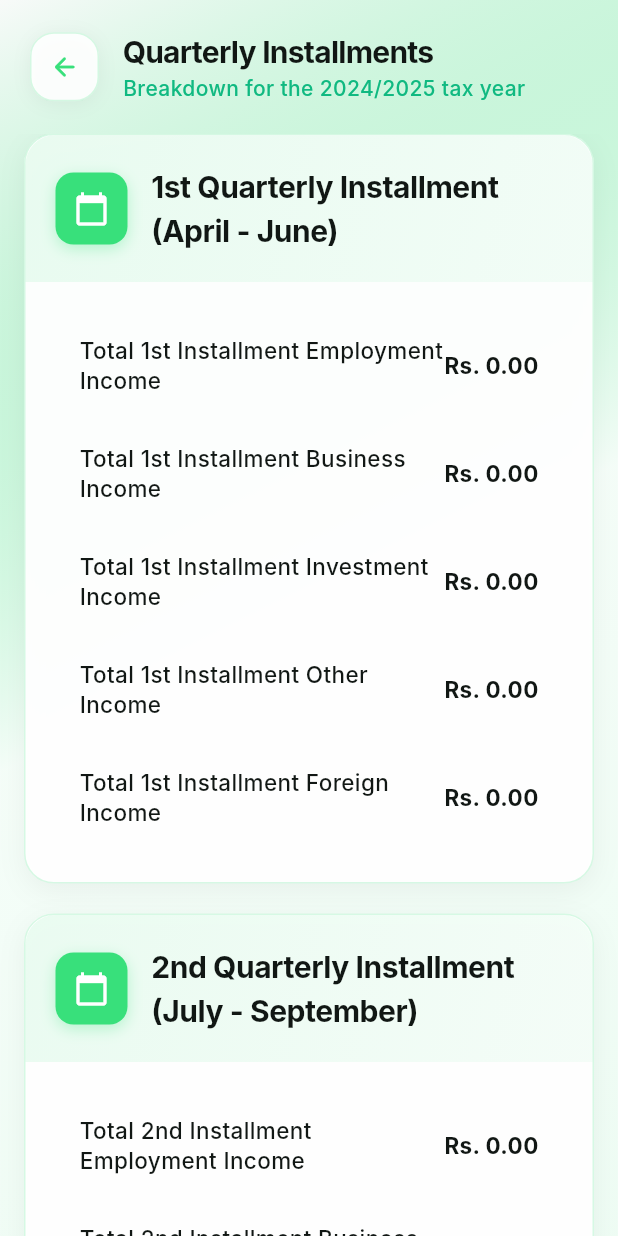
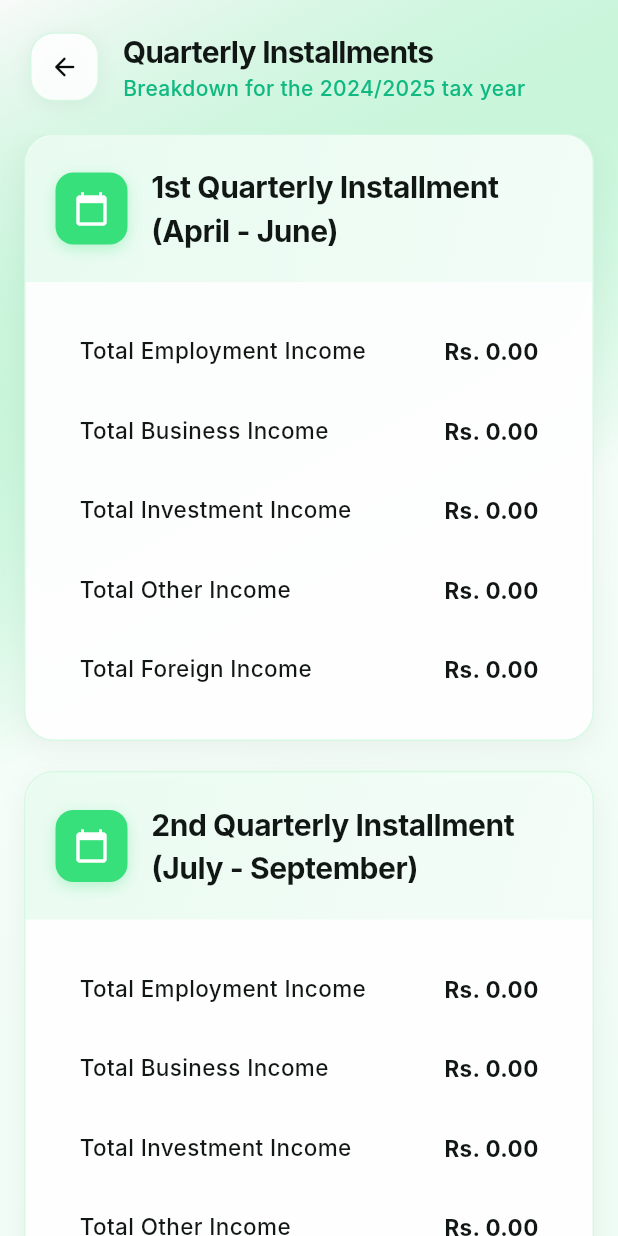
Before and after one commit to ImeshaWA/tax_Calculator_SQlite, a Flutter app: the QuarterlyInstallmentsPage screen opened directly, on a phone screen of 412 x 824 dp. Run offline on Flutter 3.47's test engine with Material 3 defaults, Android fonts, the phone set to English and light mode, and no system bars; our stand-ins replace sqflite; accounts and stored records are empty; Roboto replaces fonts that are missing (Inter).

Commit message:
update personal relief of 2024/2025 tax year

```diff
--- a/lib/pages/estimated_tax_page.dart
+++ b/lib/pages/estimated_tax_page.dart
@@ -576,7 +576,7 @@ class _EstimatedTaxPageState extends State<EstimatedTaxPage>
                               taxService.taxLiabilityWithoutForeign(),
                             ),
                             summaryRow(
-                              "Tax Liability (Foreign @ 15%)",
+                              "Foreign Tax Liability",
                               taxService.annualForeignIncomeLiability(),
                             ),
                             summaryRow(
@@ -630,9 +630,9 @@ class _EstimatedTaxPageState extends State<EstimatedTaxPage>
                                     MainAxisAlignment.spaceBetween,
                                 children: [
                                   const Text(
-                                    "Tax Payable",
+                                    "Tax Payable ",
                                     style: TextStyle(
-                                      fontSize: 19,
+                                      fontSize: 15,
                                       fontWeight: FontWeight.bold,
                                       color: neutral900,
                                     ),
--- a/lib/pages/mode_selection_page.dart
+++ b/lib/pages/mode_selection_page.dart
@@ -366,7 +366,7 @@ class _ModeSelectionPageState extends State<ModeSelectionPage>
                                 "Select your income type",
                                 style: TextStyle(
                                   fontSize: 14,
-                                  color: Color(0xFF10B981),
+                                  color: Color.fromARGB(255, 12, 184, 127),
                                   fontWeight: FontWeight.w500,
                                 ),
                               ),
@@ -417,7 +417,7 @@ class _ModeSelectionPageState extends State<ModeSelectionPage>
                           "Choose your primary income source to get started",
                           style: TextStyle(
                             fontSize: 16,
-                            color: Colors.white70,
+                            color: Colors.white,
                             height: 1.4,
                           ),
                         ),
--- a/lib/pages/quarterly_installment_page.dart
+++ b/lib/pages/quarterly_installment_page.dart
@@ -302,7 +302,7 @@ class _QuarterlyInstallmentsPageState extends State<QuarterlyInstallmentsPage>
                           // Added 'const' here as suggested by linter
                           child: const Icon(
                             Icons.arrow_back_rounded,
-                            color: primaryColor,
+                            color: Color.fromARGB(255, 9, 11, 10),
                             size: 20,
                           ),
                         ),
@@ -348,23 +348,23 @@ class _QuarterlyInstallmentsPageState extends State<QuarterlyInstallmentsPage>
                           animationIndex: 0,
                           children: [
                             summaryRow(
-                              "Total 1st Installment Employment Income",
+                              "Total Employment Income",
                               _calculateQuarterlyIncome('employment', 1),
                             ),
                             summaryRow(
-                              "Total 1st Installment Business Income",
+                              "Total Business Income",
                               _calculateQuarterlyIncome('business', 1),
                             ),
                             summaryRow(
-                              "Total 1st Installment Investment Income",
+                              "Total Investment Income",
                               _calculateQuarterlyIncome('investment', 1),
                             ),
                             summaryRow(
-                              "Total 1st Installment Other Income",
+                              "Total Other Income",
                               _calculateQuarterlyIncome('other', 1),
                             ),
                             summaryRow(
-                              "Total 1st Installment Foreign Income",
+                              "Total Foreign Income",
                               _calculateQuarterlyIncome('foreign', 1),
                             ),
                           ],
@@ -376,23 +376,23 @@ class _QuarterlyInstallmentsPageState extends State<QuarterlyInstallmentsPage>
                           animationIndex: 1,
                           children: [
                             summaryRow(
-                              "Total 2nd Installment Employment Income",
+                              "Total Employment Income",
                               _calculateQuarterlyIncome('employment', 2),
                             ),
                             summaryRow(
-                              "Total 2nd Installment Business Income",
+                              "Total Business Income",
                               _calculateQuarterlyIncome('business', 2),
                             ),
                             summaryRow(
-                              "Total 2nd Installment Investment Income",
+                              "Total Investment Income",
                               _calculateQuarterlyIncome('investment', 2),
                             ),
                             summaryRow(
-                              "Total 2nd Installment Other Income",
+                              "Total Other Income",
                               _calculateQuarterlyIncome('other', 2),
                             ),
                             summaryRow(
-                              "Total 2nd Installment Foreign Income",
+                              "Total Foreign Income",
                               _calculateQuarterlyIncome('foreign', 2),
                             ),
                           ],
@@ -405,23 +405,23 @@ class _QuarterlyInstallmentsPageState extends State<QuarterlyInstallmentsPage>
                           animationIndex: 2,
                           children: [
                             summaryRow(
-                              "Total 3rd Installment Employment Income",
+                              "Total Employment Income",
                               _calculateQuarterlyIncome('employment', 3),
                             ),
                             summaryRow(
-                              "Total 3rd Installment Business Income",
+                              "Total Business Income",
                               _calculateQuarterlyIncome('business', 3),
                             ),
                             summaryRow(
-                              "Total 3rd Installment Investment Income",
+                              "Total Investment Income",
                               _calculateQuarterlyIncome('investment', 3),
                             ),
                             summaryRow(
-                              "Total 3rd Installment Other Income",
+                              "Total Other Income",
                               _calculateQuarterlyIncome('other', 3),
                             ),
                             summaryRow(
-                              "Total 3rd Installment Foreign Income",
+                              "Total Foreign Income",
                               _calculateQuarterlyIncome('foreign', 3),
                             ),
                           ],
@@ -433,23 +433,23 @@ class _QuarterlyInstallmentsPageState extends State<QuarterlyInstallmentsPage>
                           animationIndex: 3,
                           children: [
                             summaryRow(
-                              "Total 4th Installment Employment Income",
+                              "Total Employment Income",
                               _calculateQuarterlyIncome('employment', 4),
                             ),
                             summaryRow(
-                              "Total 4th Installment Business Income",
+                              "Total Business Income",
                               _calculateQuarterlyIncome('business', 4),
                             ),
                             summaryRow(
-                              "Total 4th Installment Investment Income",
+                              "Total Investment Income",
                               _calculateQuarterlyIncome('investment', 4),
                             ),
                             summaryRow(
-                              "Total 4th Installment Other Income",
+                              "Total Other Income",
                               _calculateQuarterlyIncome('other', 4),
                             ),
                             summaryRow(
-                              "Total 4th Installment Foreign Income",
+                              "Total Foreign Income",
                               _calculateQuarterlyIncome('foreign', 4),
                             ),
                           ],
--- a/lib/services/tax_computation_service.dart
+++ b/lib/services/tax_computation_service.dart
@@ -6,7 +6,11 @@ class TaxComputationService {
   final TaxDataService service = TaxDataService();
 
   // Fixed system constants
-  static const double personalRelief = 1800000.0;
+  static double get personalRelief {
+    return TaxDataService().selectedTaxYear == "2025/2026"
+        ? 1800000.0
+        : 1200000.0;
+  }
   static const double solarPanelSystemValue = 600000.0;
 
   // 1. Estimated Assessable Income
```
